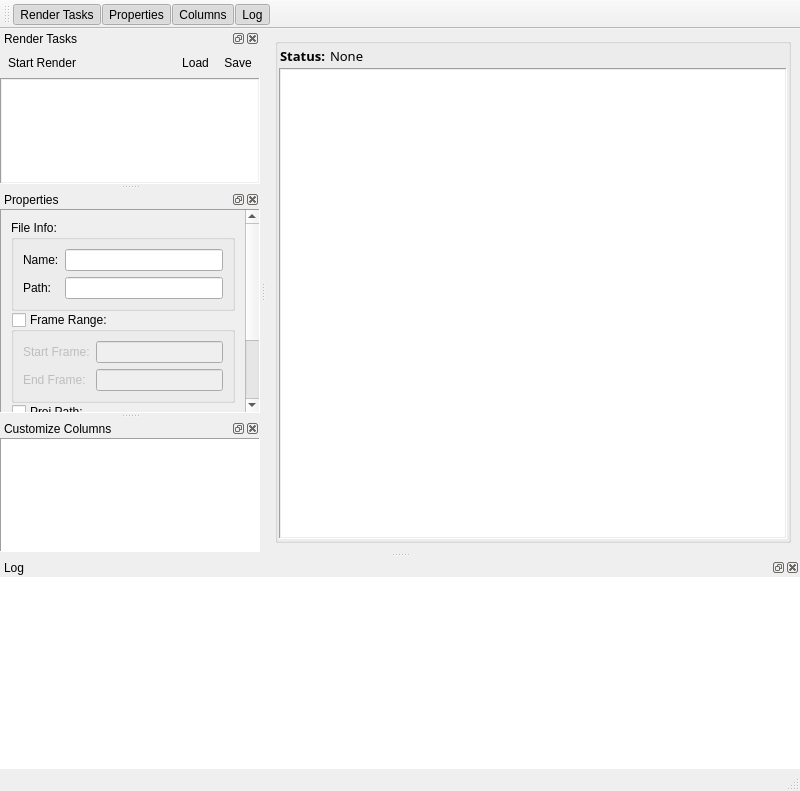
This is uis/winMain.ui in kaymatrix/lra as Qt 5 draws it before an edit. The edited form follows.
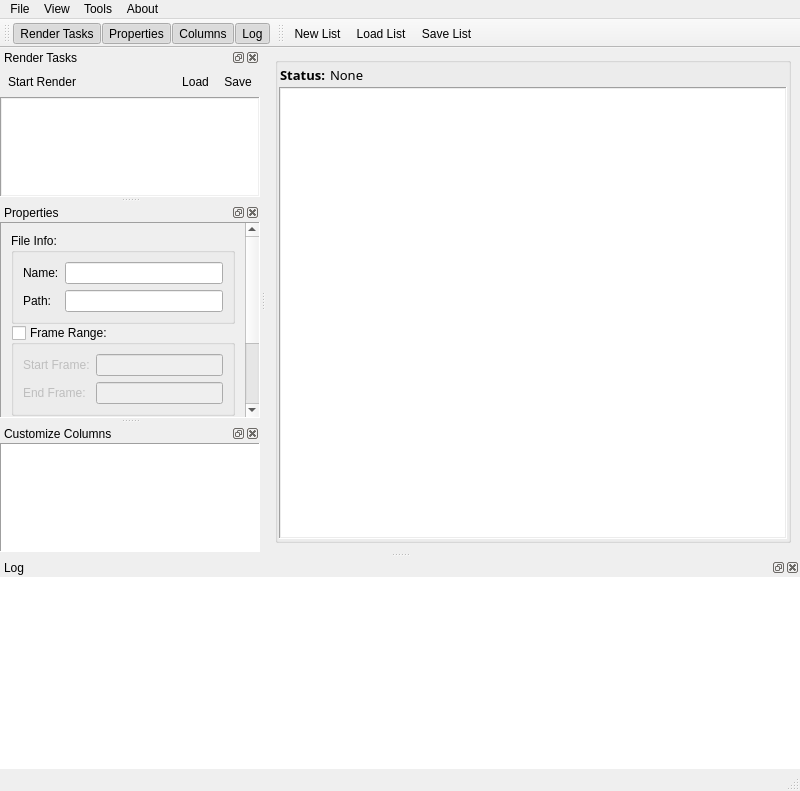
This is the edited form.

The edit to the form file:
```diff
--- a/uis/winMain.ui
+++ b/uis/winMain.ui
@@ -125,6 +125,42 @@
      <height>18</height>
     </rect>
    </property>
+   <widget class="QMenu" name="menuFile">
+    <property name="title">
+     <string>File</string>
+    </property>
+    <addaction name="actionNew_List"/>
+    <addaction name="actionLoad_List"/>
+    <addaction name="actionSave_List"/>
+    <addaction name="separator"/>
+    <addaction name="actionQuit"/>
+   </widget>
+   <widget class="QMenu" name="menuTools">
+    <property name="title">
+     <string>Tools</string>
+    </property>
+    <addaction name="actionSettings"/>
+   </widget>
+   <widget class="QMenu" name="menuAbout">
+    <property name="title">
+     <string>About</string>
+    </property>
+    <addaction name="actionHelp"/>
+    <addaction name="actionAbout_lra"/>
+   </widget>
+   <widget class="QMenu" name="menuView">
+    <property name="title">
+     <string>View</string>
+    </property>
+    <addaction name="actionRenderTasks"/>
+    <addaction name="actionProperties"/>
+    <addaction name="actionColumns"/>
+    <addaction name="actionLog"/>
+   </widget>
+   <addaction name="menuFile"/>
+   <addaction name="menuView"/>
+   <addaction name="menuTools"/>
+   <addaction name="menuAbout"/>
   </widget>
   <widget class="QStatusBar" name="statusbar"/>
   <widget class="QDockWidget" name="dckRenderTasks">
@@ -546,9 +582,6 @@
      <height>18</height>
     </size>
    </property>
-   <property name="toolButtonStyle">
-    <enum>Qt::ToolButtonTextBesideIcon</enum>
-   </property>
    <attribute name="toolBarArea">
     <enum>TopToolBarArea</enum>
    </attribute>
@@ -585,6 +618,20 @@
     </layout>
    </widget>
   </widget>
+  <widget class="QToolBar" name="tbrFile">
+   <property name="windowTitle">
+    <string>File Tool Bar</string>
+   </property>
+   <attribute name="toolBarArea">
+    <enum>TopToolBarArea</enum>
+   </attribute>
+   <attribute name="toolBarBreak">
+    <bool>false</bool>
+   </attribute>
+   <addaction name="actionNew_List"/>
+   <addaction name="actionLoad_List"/>
+   <addaction name="actionSave_List"/>
+  </widget>
   <action name="actionRenderTasks">
    <property name="checkable">
     <bool>true</bool>
@@ -629,6 +676,41 @@
     <string>Log</string>
    </property>
   </action>
+  <action name="actionNew_List">
+   <property name="text">
+    <string>New List</string>
+   </property>
+  </action>
+  <action name="actionLoad_List">
+   <property name="text">
+    <string>Load List</string>
+   </property>
+  </action>
+  <action name="actionSave_List">
+   <property name="text">
+    <string>Save List</string>
+   </property>
+  </action>
+  <action name="actionQuit">
+   <property name="text">
+    <string>Quit</string>
+   </property>
+  </action>
+  <action name="actionSettings">
+   <property name="text">
+    <string>Settings</string>
+   </property>
+  </action>
+  <action name="actionAbout_lra">
+   <property name="text">
+    <string>About lra</string>
+   </property>
+  </action>
+  <action name="actionHelp">
+   <property name="text">
+    <string>Help</string>
+   </property>
+  </action>
  </widget>
  <resources/>
  <connections/>
```
Left out of the diff: 4 changed lines with no effect on the pictures.
